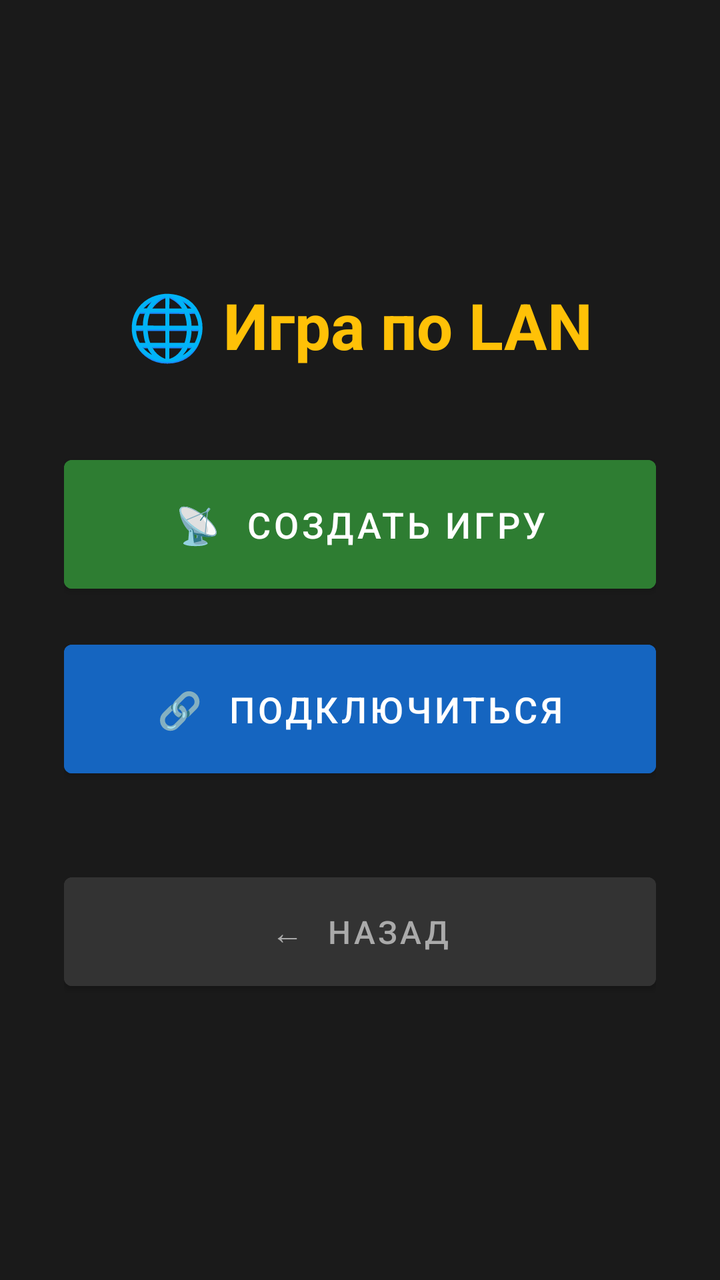
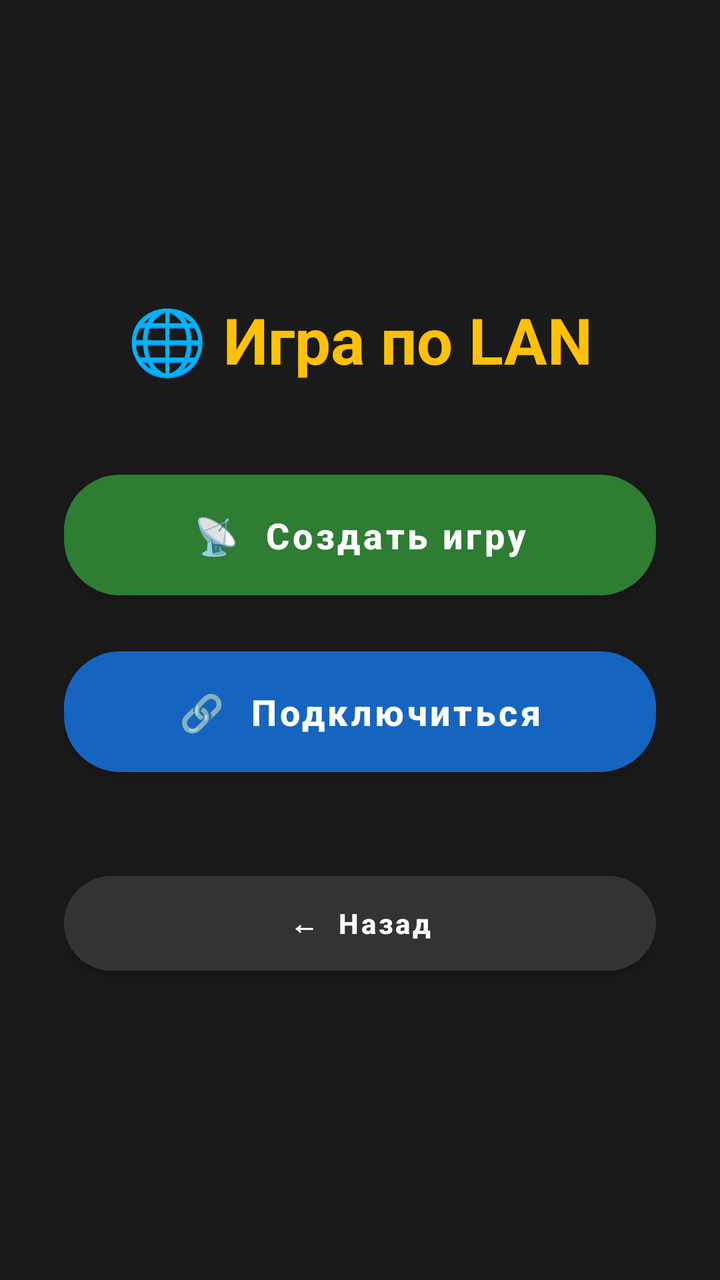

An Android layout rendered at two revisions. The XML below is the earlier revision; the diff shows what the commit changed to produce the second picture.
<!-- AndroidManifest.xml: application theme Theme.ChessBox -->
<!-- res/layout/activity_lan.xml -->
<?xml version="1.0" encoding="utf-8"?>
<LinearLayout xmlns:android="http://schemas.android.com/apk/res/android"
    android:layout_width="match_parent"
    android:layout_height="match_parent"
    android:orientation="vertical"
    android:background="#1A1A1A"
    android:gravity="center"
    android:padding="32dp">

    <TextView
        android:layout_width="wrap_content"
        android:layout_height="wrap_content"
        android:text="🌐 Игра по LAN"
        android:textColor="#FFC107"
        android:textSize="32sp"
        android:textStyle="bold"
        android:layout_marginBottom="40dp" />

    <Button
        android:id="@+id/btnCreateGame"
        android:layout_width="match_parent"
        android:layout_height="wrap_content"
        android:text="📡  СОЗДАТЬ ИГРУ"
        android:textSize="18sp"
        android:textColor="#FFFFFF"
        android:backgroundTint="#2E7D32"
        android:padding="20dp"
        android:layout_marginBottom="16dp" />

    <Button
        android:id="@+id/btnJoinGame"
        android:layout_width="match_parent"
        android:layout_height="wrap_content"
        android:text="🔗  ПОДКЛЮЧИТЬСЯ"
        android:textSize="18sp"
        android:textColor="#FFFFFF"
        android:backgroundTint="#1565C0"
        android:padding="20dp"
        android:layout_marginBottom="16dp" />

    <LinearLayout
        android:id="@+id/joinPanel"
        android:layout_width="match_parent"
        android:layout_height="wrap_content"
        android:orientation="vertical"
        android:visibility="gone"
        android:layout_marginBottom="16dp">

        <EditText
            android:id="@+id/ipInput"
            android:layout_width="match_parent"
            android:layout_height="wrap_content"
            android:hint="192.168.1.100"
            android:textColor="#FFFFFF"
            android:textColorHint="#888888"
            android:textSize="16sp"
            android:inputType="text"
            android:backgroundTint="#FFC107"
            android:padding="12dp" />

        <Button
            android:id="@+id/btnConnect"
            android:layout_width="match_parent"
            android:layout_height="wrap_content"
            android:text="ПОДКЛЮЧИТЬСЯ К ХОСТУ"
            android:textColor="#FFFFFF"
            android:backgroundTint="#6A1B9A"
            android:layout_marginTop="8dp"
            android:padding="16dp" />

    </LinearLayout>

    <Button
        android:id="@+id/btnBack"
        android:layout_width="match_parent"
        android:layout_height="wrap_content"
        android:text="←  НАЗАД"
        android:textSize="16sp"
        android:textColor="#AAAAAA"
        android:backgroundTint="#333333"
        android:padding="16dp"
        android:layout_marginTop="24dp" />

</LinearLayout>
<!-- resources referenced by this layout -->
<resources>
  <style name="Theme.ChessBox" parent="Theme.MaterialComponents.DayNight.NoActionBar">
          <item name="android:statusBarColor">#1A1A1A</item>
          <item name="android:windowBackground">#1A1A1A</item>
          <item name="colorPrimary">#8B7355</item>
          <item name="colorAccent">#FFC107</item>
      </style>
</resources>

<!-- the commit's change to res/layout/activity_lan.xml (unified diff, before → after) -->
@@ -1,5 +1,6 @@
 <?xml version="1.0" encoding="utf-8"?>
 <LinearLayout xmlns:android="http://schemas.android.com/apk/res/android"
+    xmlns:app="http://schemas.android.com/apk/res-auto"
     android:layout_width="match_parent"
     android:layout_height="match_parent"
     android:orientation="vertical"
@@ -16,26 +17,24 @@
         android:textStyle="bold"
         android:layout_marginBottom="40dp" />
 
-    <Button
+    <com.google.android.material.button.MaterialButton
         android:id="@+id/btnCreateGame"
+        style="@style/RoundedButtonLarge"
         android:layout_width="match_parent"
         android:layout_height="wrap_content"
-        android:text="📡  СОЗДАТЬ ИГРУ"
-        android:textSize="18sp"
+        android:text="📡  Создать игру"
         android:textColor="#FFFFFF"
-        android:backgroundTint="#2E7D32"
-        android:padding="20dp"
+        app:backgroundTint="#2E7D32"
         android:layout_marginBottom="16dp" />
 
-    <Button
+    <com.google.android.material.button.MaterialButton
         android:id="@+id/btnJoinGame"
+        style="@style/RoundedButtonLarge"
         android:layout_width="match_parent"
         android:layout_height="wrap_content"
-        android:text="🔗  ПОДКЛЮЧИТЬСЯ"
-        android:textSize="18sp"
+        android:text="🔗  Подключиться"
         android:textColor="#FFFFFF"
-        android:backgroundTint="#1565C0"
-        android:padding="20dp"
+        app:backgroundTint="#1565C0"
         android:layout_marginBottom="16dp" />
 
     <LinearLayout
@@ -56,29 +55,28 @@
             android:textSize="16sp"
             android:inputType="text"
             android:backgroundTint="#FFC107"
-            android:padding="12dp" />
+            android:padding="16dp" />
 
-        <Button
+        <com.google.android.material.button.MaterialButton
             android:id="@+id/btnConnect"
+            style="@style/RoundedButton"
             android:layout_width="match_parent"
             android:layout_height="wrap_content"
-            android:text="ПОДКЛЮЧИТЬСЯ К ХОСТУ"
+            android:text="Подключиться к хосту"
             android:textColor="#FFFFFF"
-            android:backgroundTint="#6A1B9A"
-            android:layout_marginTop="8dp"
-            android:padding="16dp" />
+            app:backgroundTint="#6A1B9A"
+            android:layout_marginTop="12dp" />
 
     </LinearLayout>
 
-    <Button
+    <com.google.android.material.button.MaterialButton
         android:id="@+id/btnBack"
+        style="@style/RoundedButton"
         android:layout_width="match_parent"
         android:layout_height="wrap_content"
-        android:text="←  НАЗАД"
-        android:textSize="16sp"
-        android:textColor="#AAAAAA"
-        android:backgroundTint="#333333"
-        android:padding="16dp"
+        android:text="←  Назад"
+        android:textColor="#FFFFFF"
+        app:backgroundTint="#333333"
         android:layout_marginTop="24dp" />
 
 </LinearLayout>
<!-- resource entries referenced after the edit -->
@@ -1,5 +1,20 @@
 <!-- resources referenced by this layout -->
 <resources>
+  <style name="RoundedButton" parent="Widget.MaterialComponents.Button">
+          <item name="cornerRadius">24dp</item>
+          <item name="android:textAllCaps">false</item>
+          <item name="android:paddingStart">24dp</item>
+          <item name="android:paddingEnd">24dp</item>
+          <item name="android:paddingTop">14dp</item>
+          <item name="android:paddingBottom">14dp</item>
+          <item name="android:textStyle">bold</item>
+      </style>
+  <style name="RoundedButtonLarge" parent="RoundedButton">
+          <item name="cornerRadius">28dp</item>
+          <item name="android:paddingTop">18dp</item>
+          <item name="android:paddingBottom">18dp</item>
+          <item name="android:textSize">18sp</item>
+      </style>
   <style name="Theme.ChessBox" parent="Theme.MaterialComponents.DayNight.NoActionBar">
           <item name="android:statusBarColor">#1A1A1A</item>
           <item name="android:windowBackground">#1A1A1A</item>
